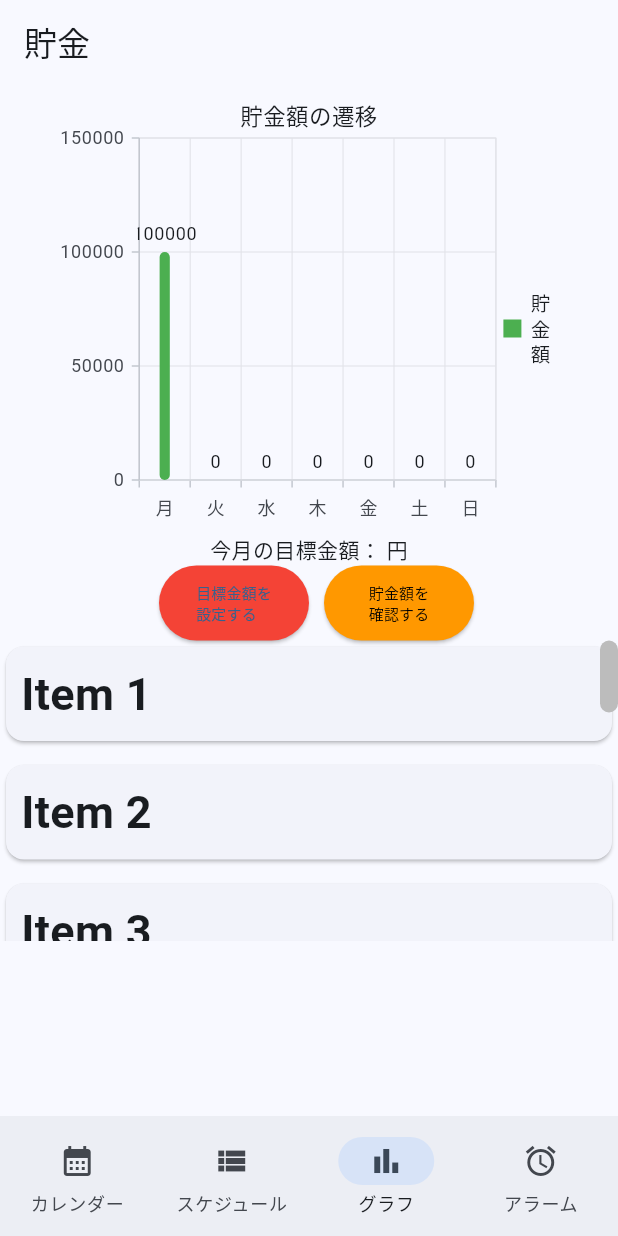
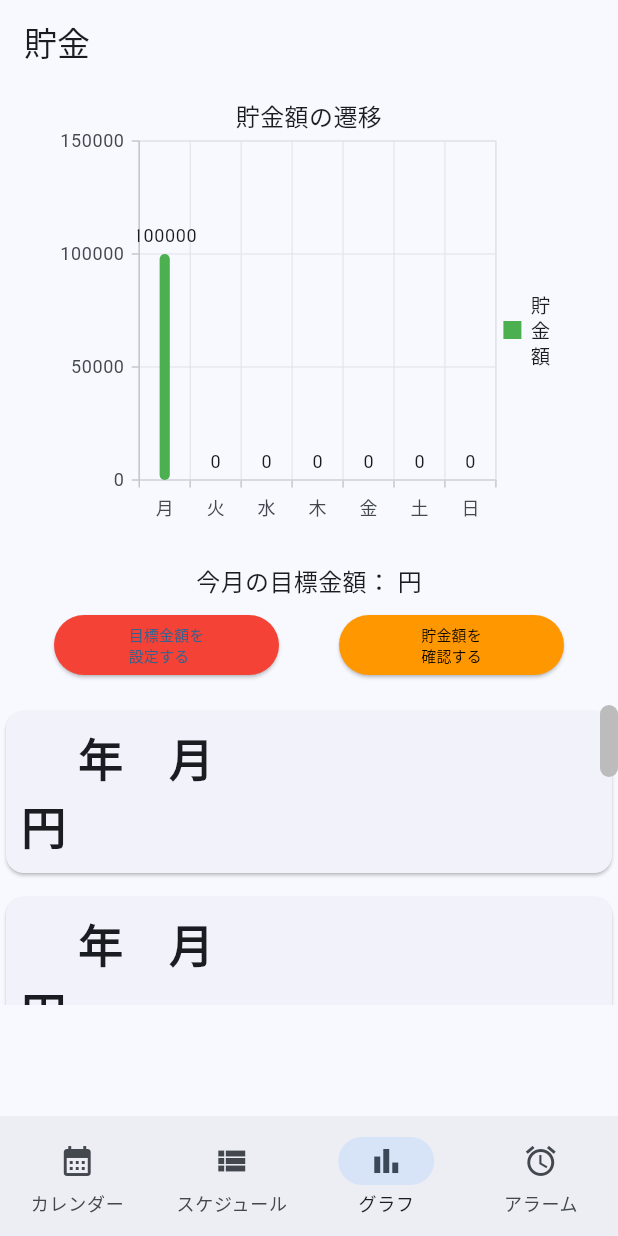
Before and after one commit to Shota-Abe/ChikokuGenkin, a Flutter app: the screen it shows after launch, item 3 of the bottom bar chosen, on a phone screen of 412 x 824 dp. Run offline on Flutter 3.47's test engine with Material 2 defaults, Android fonts, the phone set to English and light mode, and no system bars; our stand-ins replace shared_preferences, sqflite, syncfusion_flutter_charts, wakelock; missing offline and left inert: alarm; accounts and stored records are empty.

Commit message:
スクロールバー、ボタンの配置などを修正した

```diff
--- a/lib/pages/chart_page.dart
+++ b/lib/pages/chart_page.dart
@@ -47,7 +47,9 @@ class ChartPageState extends State<ChartPage> {
                 // graph
                 padding: const EdgeInsets.only(left: 30, right: 30),
                 child: SfCartesianChart(
-                    title: ChartTitle(text: '貯金額の遷移'), // タイトル
+                    title: ChartTitle(
+                        text: '貯金額の遷移',
+                        textStyle: TextStyle(fontSize: 16.0)), // タイトル
                     legend: Legend(isVisible: true), // 凡例の表示
 
                     primaryXAxis: CategoryAxis(),
@@ -74,8 +76,9 @@ class ChartPageState extends State<ChartPage> {
                 mainAxisAlignment: MainAxisAlignment.center,
                 children: [
                   Padding(
-                    padding: const EdgeInsets.only(bottom: 0),
-                    child: Text('今月の目標金額： $_alertText円'),
+                    padding: const EdgeInsets.only(top: 20, bottom: 10),
+                    child: Text('今月の目標金額： $_alertText円',
+                        style: TextStyle(fontSize: 16.0)),
                   ),
                 ],
               ),
@@ -83,10 +86,10 @@ class ChartPageState extends State<ChartPage> {
                 mainAxisAlignment: MainAxisAlignment.center,
                 children: [
                   Padding(
-                    padding: const EdgeInsets.only(left: 10, right: 10),
+                    padding: const EdgeInsets.only(right: 20, bottom: 20),
                     child: SizedBox(
-                      height: 50,
-                      width: 100,
+                      height: 40,
+                      width: 150,
                       child: ElevatedButton(
                         onPressed: () {
                           showDialog(
@@ -130,9 +133,11 @@ class ChartPageState extends State<ChartPage> {
                       ),
                     ),
                   ),
-                  SizedBox(
-                    height: 50,
-                    width: 100,
+                  Padding(
+                    padding: const EdgeInsets.only(left: 20, bottom: 20),
+                    child: SizedBox(
+                      height: 40,
+                      width: 150,
                       child: ElevatedButton(
                         onPressed: buttonPressed1,
                         child: const Text(
@@ -145,6 +150,7 @@ class ChartPageState extends State<ChartPage> {
                         ),
                         style: ElevatedButton.styleFrom(
                             backgroundColor: Colors.orange),
+                      ),
                     ),
                   ),
                 ],
@@ -176,7 +182,7 @@ class ChartPageState extends State<ChartPage> {
         child: Container(
       margin: const EdgeInsets.all(10),
       child: Text(
-        'Item $index',
+        ' 　年　月　　　　　　　　　円',
         style: const TextStyle(fontSize: 30, fontWeight: FontWeight.bold),
       ),
     ));
```
Lines whose indentation alone changed are shown as unchanged.
